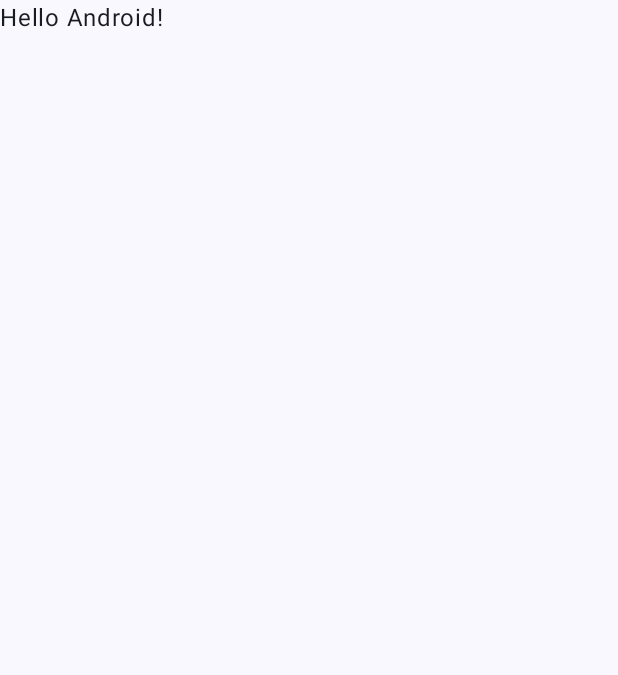
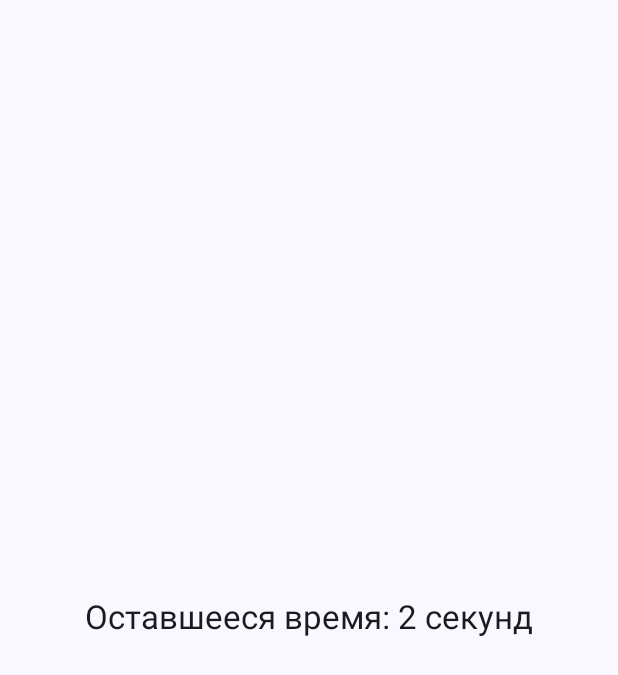
Before and after one commit to Gamal-prog/mob-dev-labs, an Android app built with Jetpack Compose: the screen it shows after launch (MainActivity), on a phone screen of 412 x 824 dp. Before the commit the part shown is almost empty. Shown: the top 675 px of the screen. Run offline under Robolectric (Android 15) with nearby library versions, the phone set to English and light mode, and no system bars.

Commit message:
lab4 is finished

```diff
--- a/app/build.gradle.kts
+++ b/app/build.gradle.kts
@@ -47,6 +47,10 @@
 }
 
 dependencies {
+    implementation("androidx.compose.ui:ui:1.4.0")
+    implementation("androidx.compose.material3:material3:1.0.0")
+    implementation("androidx.compose.ui:ui-tooling-preview:1.4.0")
+    implementation("androidx.activity:activity-compose:1.6.0")
 
     implementation("androidx.core:core-ktx:1.10.1")
     implementation("androidx.lifecycle:lifecycle-runtime-ktx:2.6.1")
--- a/app/src/main/java/com/example/myapplication/MainActivity.kt
+++ b/app/src/main/java/com/example/myapplication/MainActivity.kt
@@ -12,6 +12,12 @@
 import androidx.compose.ui.tooling.preview.Preview
 import com.example.myapplication.ui.theme.MyApplicationTheme
 
+import androidx.compose.foundation.layout.*
+import androidx.compose.runtime.*
+import androidx.compose.ui.Alignment
+import kotlinx.coroutines.delay
+import androidx.compose.foundation.layout.Column
+
 class MainActivity : ComponentActivity() {
     override fun onCreate(savedInstanceState: Bundle?) {
         super.onCreate(savedInstanceState)
@@ -19,7 +25,7 @@
             MyApplicationTheme {
                 // A surface container using the 'background' color from the theme
                 Surface(modifier = Modifier.fillMaxSize(), color = MaterialTheme.colorScheme.background) {
-                    Greeting("Android")
+                    Timer()
                 }
             }
         }
@@ -27,17 +33,34 @@
 }
 
 @Composable
-fun Greeting(name: String, modifier: Modifier = Modifier) {
-    Text(
-            text = "Hello $name!",
-            modifier = modifier
-    )
+fun Timer() {
+    var start_timer by remember { mutableStateOf(10) }
+    var status_timer by remember { mutableStateOf(false) }
+
+    LaunchedEffect(Unit) {
+        while(start_timer > 0) {
+            delay(1000L)
+            start_timer --
+        }
+        status_timer = true
+    }
+
+    Column(
+        verticalArrangement = Arrangement.Center,
+        horizontalAlignment = Alignment.CenterHorizontally,
+    ) {
+        if (status_timer) {
+            Text("Время вышло!", style = MaterialTheme.typography.titleLarge)
+        } else {
+            Text("Оставшееся время: $start_timer секунд", style = MaterialTheme.typography.titleLarge)
+        }
+    }
 }
 
 @Preview(showBackground = true)
 @Composable
 fun GreetingPreview() {
     MyApplicationTheme {
-        Greeting("Android")
+        Timer()
     }
 }
```
